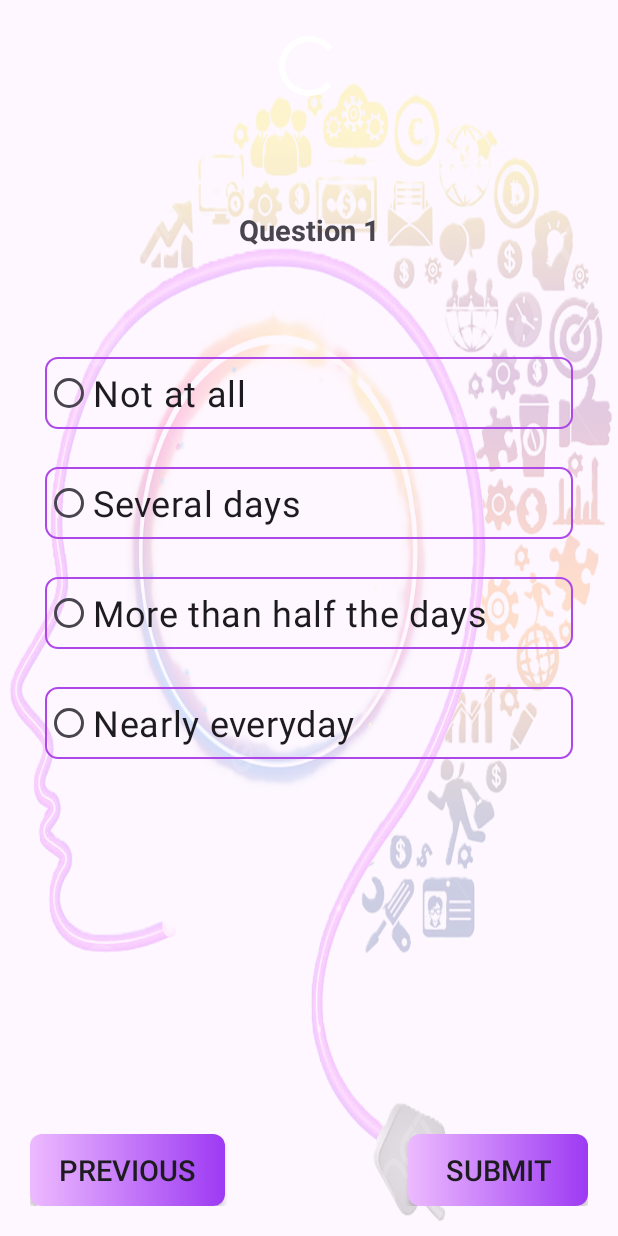
After one commit to nitingoyal123/Depression.Detection., an Android app: the ObjectiveQuestionsActivity screen opened directly, with no data from a screen before it, on a phone screen of 412 x 824 dp. The commit adds this screen. Run offline under Robolectric (Android 15) with nearby library versions, the phone set to English and light mode, and no system bars; our stand-ins replace data binding.

Commit message:
Created other activity layouts

```diff
--- /dev/null
+++ b/app/src/main/java/com/example/detectdepression/ObjectiveQuestionsActivity.kt
@@ -0,0 +1,15 @@
+package com.example.detectdepression
+
+import androidx.appcompat.app.AppCompatActivity
+import android.os.Bundle
+import android.view.View
+import androidx.databinding.DataBindingUtil
+import com.example.detectdepression.databinding.ActivityObjectiveQuestionsBinding
+
+class ObjectiveQuestionsActivity : AppCompatActivity() {
+    private lateinit var binding : ActivityObjectiveQuestionsBinding
+    override fun onCreate(savedInstanceState: Bundle?) {
+        super.onCreate(savedInstanceState)
+        binding = DataBindingUtil.setContentView(this, R.layout.activity_objective_questions)
+    }
+}
--- /dev/null
+++ b/app/src/main/res/drawable/options_background.xml
@@ -0,0 +1,16 @@
+<?xml version="1.0" encoding="utf-8"?>
+<selector xmlns:android="http://schemas.android.com/apk/res/android">
+
+    <item>
+
+        <shape android:shape="rectangle">
+
+            <corners android:radius="8dp"/>
+            <stroke android:color="@color/purple_200"
+                android:width="1.2dp"/>
+
+        </shape>
+
+    </item>
+
+</selector>
--- a/app/src/main/res/layout/activity_main.xml
+++ b/app/src/main/res/layout/activity_main.xml
@@ -128,6 +128,7 @@
 
 
         <androidx.appcompat.widget.AppCompatButton
+            android:id="@+id/btnNext"
             android:layout_width="150dp"
             android:layout_height="wrap_content"
             android:gravity="center"
@@ -141,7 +142,6 @@
             app:layout_constraintStart_toStartOf="parent"
             app:layout_constraintTop_toBottomOf="@+id/textInputLayout4" />
 
->>>>>>> 999eeab (Created activity_info_activty.xml, activity_main.xml, activity_splash_screen.xml.)
     </androidx.constraintlayout.widget.ConstraintLayout>
 
 </layout>
--- /dev/null
+++ b/app/src/main/res/layout/activity_objective_questions.xml
@@ -0,0 +1,131 @@
+<?xml version="1.0" encoding="utf-8"?>
+<layout xmlns:android="http://schemas.android.com/apk/res/android"
+    xmlns:app="http://schemas.android.com/apk/res-auto"
+    xmlns:tools="http://schemas.android.com/tools"
+    tools:context=".ObjectiveQuestionsActivity">
+
+
+    <androidx.constraintlayout.widget.ConstraintLayout
+        android:layout_width="match_parent"
+        android:layout_height="match_parent">
+
+        <ImageView
+            android:id="@+id/imageView"
+            android:layout_width="match_parent"
+            android:layout_height="match_parent"
+            android:alpha="0.2"
+            android:scaleType="fitXY"
+            android:src="@drawable/depression_detection_background"
+            app:layout_constraintBottom_toBottomOf="parent"
+            app:layout_constraintEnd_toEndOf="parent"
+            app:layout_constraintStart_toStartOf="parent"
+            app:layout_constraintTop_toTopOf="parent" />
+
+        <androidx.constraintlayout.widget.ConstraintLayout
+            android:layout_width="match_parent"
+            android:layout_height="match_parent"
+            android:padding="20dp"
+            app:layout_constraintBottom_toBottomOf="parent"
+            app:layout_constraintEnd_toEndOf="parent"
+            app:layout_constraintStart_toStartOf="@+id/imageView"
+            app:layout_constraintTop_toTopOf="parent">
+
+
+            <ProgressBar
+                android:id="@+id/progressBar"
+                android:layout_width="wrap_content"
+                android:layout_height="wrap_content"
+                app:layout_constraintEnd_toEndOf="parent"
+                app:layout_constraintStart_toStartOf="parent"
+                android:max="100"
+                android:progress="0"
+                app:layout_constraintTop_toTopOf="parent" />
+
+
+            <TextView
+                android:id="@+id/txtQuestion"
+                android:layout_width="match_parent"
+                android:layout_height="120dp"
+                android:gravity="center"
+                android:paddingTop="10dp"
+                android:layout_marginTop="20dp"
+                android:text="Question 1"
+                android:textSize="19sp"
+                android:textStyle="bold"
+                app:layout_constraintEnd_toEndOf="@+id/progressBar"
+                app:layout_constraintStart_toStartOf="@+id/progressBar"
+                app:layout_constraintTop_toBottomOf="@+id/progressBar" />
+
+            <RadioGroup
+                android:id="@+id/radioGroupsOptions"
+                android:layout_width="match_parent"
+                android:layout_height="wrap_content"
+                android:layout_marginTop="30dp"
+                android:layout_marginStart="10dp"
+                android:layout_marginEnd="10dp"
+                app:layout_constraintEnd_toEndOf="parent"
+                app:layout_constraintStart_toStartOf="parent"
+                app:layout_constraintTop_toBottomOf="@+id/txtQuestion">
+
+                <RadioButton
+                    android:id="@+id/radioButtonOpt1"
+                    android:layout_width="match_parent"
+                    android:layout_height="wrap_content"
+                    android:background="@drawable/options_background"
+                    android:layout_marginBottom="25dp"
+                    android:text="Not at all"
+                    android:textSize="24sp" />
+
+                <RadioButton
+                    android:id="@+id/radioButtonOpt2"
+                    android:layout_width="match_parent"
+                    android:layout_height="wrap_content"
+                    android:background="@drawable/options_background"
+                    android:layout_marginBottom="25dp"
+                    android:text="Several days"
+                    android:textSize="24sp"/>
+
+                <RadioButton
+                    android:id="@+id/radioButtonOpt3"
+                    android:layout_width="match_parent"
+                    android:layout_height="wrap_content"
+                    android:background="@drawable/options_background"
+                    android:layout_marginBottom="25dp"
+                    android:text="More than half the days"
+                    android:textSize="24sp" />
+
+                <RadioButton
+                    android:id="@+id/radioButtonOpt4"
+                    android:layout_width="match_parent"
+                    android:layout_height="wrap_content"
+                    android:background="@drawable/options_background"
+                    android:text="Nearly everyday"
+                    android:textSize="24sp" />
+
+            </RadioGroup>
+
+            <androidx.appcompat.widget.AppCompatButton
+                android:id="@+id/button"
+                android:layout_width="120dp"
+                android:layout_height="wrap_content"
+                android:background="@drawable/button_shape_patient_details"
+                android:text="Submit"
+                android:textSize="19sp"
+                app:layout_constraintBottom_toBottomOf="parent"
+                app:layout_constraintEnd_toEndOf="parent" />
+
+            <androidx.appcompat.widget.AppCompatButton
+                android:layout_width="130dp"
+                android:layout_height="wrap_content"
+                android:background="@drawable/button_shape_patient_details"
+                android:text="Previous"
+                android:textSize="19sp"
+                app:layout_constraintBottom_toBottomOf="parent"
+                app:layout_constraintStart_toStartOf="parent" />
+
+        </androidx.constraintlayout.widget.ConstraintLayout>
+
+    </androidx.constraintlayout.widget.ConstraintLayout>
+
+
+</layout>
--- a/app/src/main/res/values-night/themes.xml
+++ b/app/src/main/res/values-night/themes.xml
@@ -1,6 +1,10 @@
 <resources xmlns:tools="http://schemas.android.com/tools">
     <!-- Base application theme. -->
     <style name="Base.Theme.DetectDepression" parent="Theme.Material3.DayNight.NoActionBar">
+
+        <item name="colorPrimary">@color/purple_200</item>
+        <item name="colorSecondary">@color/white</item>
+
         <!-- Customize your dark theme here. -->
         <!-- <item name="colorPrimary">@color/my_dark_primary</item> -->
     </style>
--- a/app/src/main/res/values/colors.xml
+++ b/app/src/main/res/values/colors.xml
@@ -1,5 +1,6 @@
 <?xml version="1.0" encoding="utf-8"?>
 <resources>
     <color name="black">#FF000000</color>
-    <color name="white">#FFFFFFFF</color>
+    <color name="white">#FFFFFFFF</color>\
+    <color name="purple_200">#AD47E8</color>
 </resources>
--- a/app/src/main/res/values/themes.xml
+++ b/app/src/main/res/values/themes.xml
@@ -1,6 +1,10 @@
 <resources xmlns:tools="http://schemas.android.com/tools">
     <!-- Base application theme. -->
     <style name="Base.Theme.DetectDepression" parent="Theme.Material3.DayNight.NoActionBar">
+
+        <item name="colorPrimary">@color/purple_200</item>
+        <item name="colorSecondary">@color/white</item>
+
         <!-- Customize your light theme here. -->
         <!-- <item name="colorPrimary">@color/my_light_primary</item> -->
     </style>
```
Also changed, not shown: app/src/main/AndroidManifest.xml (+9 -0 lines), app/src/main/java/com/example/detectdepression/MainActivity.kt (+4 -3 lines), app/src/main/java/com/example/detectdepression/SubjectiveQuestionsActivity.kt (added, +14 -0 lines), app/src/main/java/com/example/detectdepression/TestResultActivity.kt (added, +18 -0 lines), app/src/main/res/layout/activity_subjective_questions.xml (added, +113 -0 lines), app/src/main/res/layout/activity_test_result.xml (added, +36 -0 lines), app/src/main/res/navigation/app_navigation.xml (added, +34 -0 lines).
